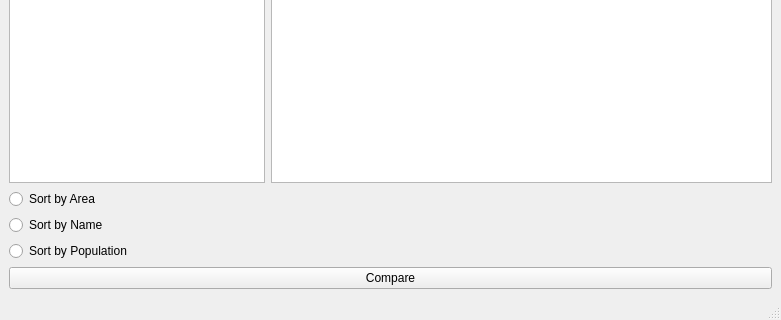
Qt form mainwindow.ui (pikkutimo/QT_Countries) before a commit; both pictures show x 0 to 781 and y 217 to 537 of the 781 by 537 pixel window.
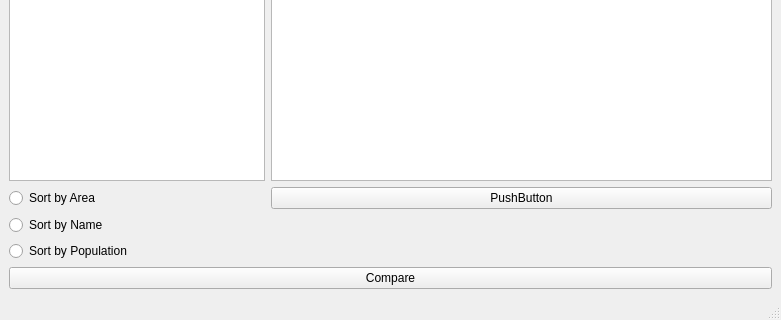
The same form after that commit.

Commit message: Added random to the front page

What changed in the file:
```diff
--- a/mainwindow.ui
+++ b/mainwindow.ui
@@ -59,6 +59,13 @@
         </property>
        </widget>
       </item>
+      <item row="3" column="2">
+       <widget class="QPushButton" name="randomPushButton">
+        <property name="text">
+         <string>PushButton</string>
+        </property>
+       </widget>
+      </item>
      </layout>
     </item>
     <item row="1" column="1">
```
Left out of the diff: 14 changed lines with no effect on the pictures. The commit also changes 13 other files.
